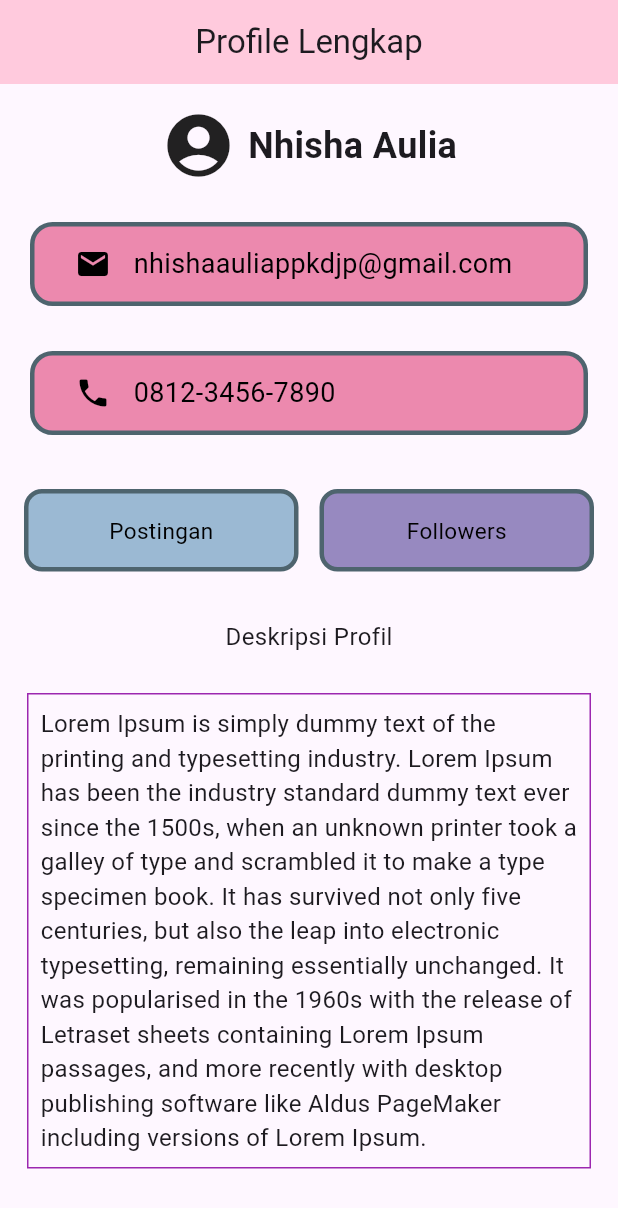
After one commit to nhishaaulia/tugas_PPKD3, a Flutter app: the Tugas2 screen opened directly, on a phone screen of 412 x 824 dp. The commit adds this screen. Shown: the top 1208 px of the screen. Run offline on Flutter 3.47's test engine with Material 3 defaults, Android fonts, the phone set to English and light mode, and no system bars; statements that could not run were skipped.

Commit message:
tugas2flutter

```diff
--- /dev/null
+++ b/lib/Tugas Flutter/tugas_2.dart
@@ -0,0 +1,152 @@
+import 'package:flutter/material.dart';
+
+class Tugas2 extends StatelessWidget {
+  const Tugas2 ({super.key});
+
+ final String  description = 'Lorem Ipsum is simply dummy text of the printing and typesetting industry. Lorem Ipsum has been the industry standard dummy text ever since the 1500s, when an unknown printer took a galley of type and scrambled it to make a type specimen book. It has survived not only five centuries, but also the leap into electronic typesetting, remaining essentially unchanged. It was popularised in the 1960s with the release of Letraset sheets containing Lorem Ipsum passages, and more recently with desktop publishing software like Aldus PageMaker including versions of Lorem Ipsum.';
+
+ @override
+  Widget build(BuildContext context) {
+    return Scaffold(
+      appBar: AppBar(
+        title: Text("Profile Lengkap"),
+        backgroundColor: const Color.fromARGB(255, 255, 202, 221),
+        centerTitle: true,
+      ),
+
+      body: SingleChildScrollView(
+        child: Column(
+          crossAxisAlignment: CrossAxisAlignment.start,
+          children: [
+            //Nama Lengkap
+            Padding(
+              padding: const EdgeInsets.all(16.0),
+              child: Row(
+                mainAxisAlignment: MainAxisAlignment.center,
+                children: [
+                  Icon(Icons.account_circle, size:50),
+                  SizedBox(width: 8),
+                  Text("Nhisha Aulia",style: TextStyle( fontSize: 24,fontWeight: FontWeight.bold,
+                    ),
+                  ),
+                ],
+              ),
+            ),
+
+
+            //Email
+            Padding(
+              padding: EdgeInsets.symmetric(vertical: 10, horizontal:20),
+              child: Container(
+                padding:EdgeInsets.all(12),
+                decoration:BoxDecoration(
+                  color: const Color.fromARGB(255, 236, 137, 174),
+                    border:Border.all(color: const Color.fromARGB(255, 78, 100, 110), width:3),
+                  borderRadius: BorderRadius.circular(15),
+                ),
+                child: Row(
+                  children: [
+                    SizedBox(width:15),
+                    Icon(Icons.email, color: Colors.black),
+                    SizedBox(width:15),
+                    Text("nhishaauliappkdjp@gmail.com", style: TextStyle(fontSize: 18, color: Colors.black,),
+                  )],
+                )
+              )
+            ),
+
+            // Nomor HP dengan Spacer (rata kanan)
+             Padding(
+              padding: EdgeInsets.symmetric(vertical: 20, horizontal:20),
+              child: Container(
+                padding:EdgeInsets.all(12),
+                decoration:BoxDecoration(
+                  color: const Color.fromARGB(255, 236, 137, 174),
+                    border:Border.all(color: const Color.fromARGB(255, 78, 100, 110), width:3),
+                  borderRadius: BorderRadius.circular(15),
+                ),
+                child: Row(
+                children: [
+                    SizedBox(width:15),
+                    Icon(Icons.phone, color: Colors.black),
+                    SizedBox(width:15),
+                    Text("0812-3456-7890",style: TextStyle(fontSize: 18, color: const Color.fromARGB(255, 0, 0, 0),)
+                  )],
+                )
+              )
+            ),
+
+            // Dua kotak sejajar
+            Padding(
+              padding: const EdgeInsets.all(16.0),
+              child: Row(
+                children: [
+                  Expanded(
+                    flex: 1,
+                    child: Container(
+                      padding: EdgeInsets.all(12),
+                      height: 55,
+                      alignment: Alignment.center,
+                      width:200,
+                      decoration: BoxDecoration(color: const Color.fromARGB(255, 155, 185, 211),
+                      border: Border.all(color: const Color.fromARGB(255, 78, 100, 110), width: 3),
+                      borderRadius: BorderRadius.circular(12),),
+                      child: Text("Postingan", style: TextStyle(fontSize: 15, color: Colors.black,)),
+                      ),
+                  ),
+
+
+                  SizedBox(width: 14),
+                  Expanded(
+                    child: Container(
+                      padding: EdgeInsets.all(12),
+                      height: 55,
+                      alignment: Alignment.center,
+                      width:20,
+                      decoration: BoxDecoration(color: const Color.fromARGB(255, 151, 137, 192),
+                      border: Border.all(color: const Color.fromARGB(255, 78, 100, 110), width: 3),
+                      borderRadius: BorderRadius.circular(12),),
+                      child: Text("Followers", style: TextStyle(fontSize: 15, color: Colors.black,)),
+                      ),
+                  ),
+                ],
+              ),
+            ),
+
+            // Deskripsi
+            const SizedBox(height: 16),
+            Center(
+              child: Text(
+                "Deskripsi Profil",
+                style: TextStyle(fontSize: 16),
+              ),
+            ),
+
+            // Hiasan visual bawah
+            const SizedBox(height: 8),
+            Padding(
+              padding: const EdgeInsets.all(18),
+              child: Container(
+
+                // color: Colors.purple[100],
+                decoration: BoxDecoration(
+                  border: Border.all(
+                color: Colors.purple
+
+                  )
+                ),
+                child: Padding(
+                  padding: const EdgeInsets.all(8.0),
+                  child: Text(
+                    description,
+                    style: TextStyle(fontSize: 16),
+                  ),
+                ),
+              ),
+            ),
+          ],
+        ),
+      ),
+    );
+  }
+}
--- a/lib/main.dart
+++ b/lib/main.dart
@@ -1,5 +1,5 @@
 import 'package:flutter/material.dart';
-import 'package:ppkd_b_3/start.dart';
+import 'package:ppkd_b_3/Tugas%20Flutter/Tugas_2.dart';
 
 void main() {
   runApp(const MyApp());
@@ -31,7 +31,7 @@ class MyApp extends StatelessWidget {
         // tested with just a hot reload.
         colorScheme: ColorScheme.fromSeed(seedColor: Colors.deepPurple),
       ),
-      home: StartWidget(),
+      home: Tugas2(),
     );
   }
 }
--- a/lib/start.dart
+++ b/lib/start.dart
@@ -2,7 +2,6 @@ import 'package:flutter/material.dart';
 
 class StartWidget extends StatelessWidget {
   const StartWidget({super.key});
-
   @override
   Widget build(BuildContext context) {
     return Scaffold(
```
